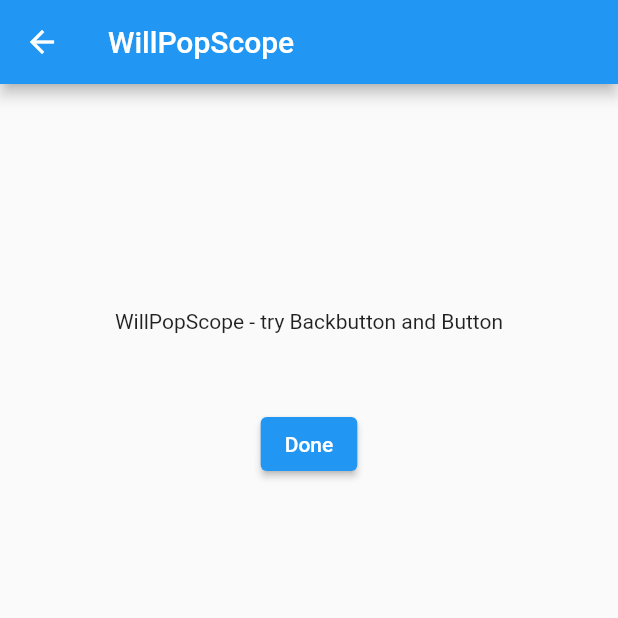
After one commit to flutterrausch/flutter_examples, a Flutter app: the WillPopScopePage screen opened directly, on a phone screen of 412 x 824 dp, the top half of it. The commit adds this screen. Run offline on Flutter 3.47's test engine with Material 2 defaults, Android fonts, the phone set to English and light mode, and no system bars; our stand-ins replace flutter_riverpod.

Commit message:
WillPopScopePage, minor cleanup

```diff
--- a/010__textformfield_w_riverpod/lib/controller_page.dart
+++ b/010__textformfield_w_riverpod/lib/controller_page.dart
@@ -26,7 +26,7 @@ class ControllerPage extends StatelessWidget {
             Description(),
 
             ElevatedButton(
-              child: Text('Do not press'),
+              child: Text('Press me'),
               onPressed: () {
                 print('textfield = ' + myController.text);  // read value of TextEditingController
               },
--- a/010__textformfield_w_riverpod/lib/future_one_page.dart
+++ b/010__textformfield_w_riverpod/lib/future_one_page.dart
@@ -51,7 +51,7 @@ class FutureOnePage extends ConsumerWidget {
 
             const SizedBox(height: 50,),
             ElevatedButton(
-              child: Text('Fertig'),
+              child: Text('Done'),
               onPressed: () {
                 writeApiValue(txtEditCtrl.text);  // pop thru BackButton gets ignored (cancel value changes)
                 Navigator.pop(context, txtEditCtrl.text);
--- a/010__textformfield_w_riverpod/lib/main.dart
+++ b/010__textformfield_w_riverpod/lib/main.dart
@@ -5,6 +5,7 @@ import 'package:textformfield_w_riverpod/controller_page.dart';
 import 'package:textformfield_w_riverpod/state_provider_page.dart';
 import 'package:textformfield_w_riverpod/form_state_provider_page.dart';
 import 'package:textformfield_w_riverpod/future_one_page.dart';
+import 'package:textformfield_w_riverpod/willpopscope_page.dart';
 //import 'package:textformfield_w_riverpod/future_two_pages.dart';
 
 void main() => runApp(ProviderScope(child: MyApp()));
@@ -52,6 +53,7 @@ class _MainScreenState extends State<MainScreen> {
               PageButton('TextEditingController', ControllerPage(), context),
               PageButton('StateProvider', StateProviderPage(), context),
               PageButton('Form StateProvider', FormStateProviderPage(), context),
+
               ElevatedButton(
                 child: Text('Future 1p push, back=cancel'),
                 onPressed: () {
@@ -63,6 +65,8 @@ class _MainScreenState extends State<MainScreen> {
                   );
                 },
               ),
+
+              PageButton('WillPopScope', WillPopScopePage(), context),
 
               //PageButton('Future 2p', FutureTwoPages(), context),
             ],
--- /dev/null
+++ b/010__textformfield_w_riverpod/lib/willpopscope_page.dart
@@ -0,0 +1,39 @@
+import 'package:flutter/material.dart';
+import 'package:textformfield_w_riverpod/main.dart';
+
+class WillPopScopePage extends StatelessWidget {
+
+  @override
+  Widget build(BuildContext context) {
+    return WillPopScope(
+      onWillPop: () async {  // callback for pressing BackButton
+        print('BackButton pressed');
+        return false;  // pop/or not  =  enabled/disabled Backbutton  (necessary, non-null)
+      },
+      child: Scaffold(
+        appBar: AppBar(
+          title: const Text('WillPopScope'),
+        ),
+        body: Center(
+          child: Column(
+            children: [
+              const SizedBox(height: 150,),
+              Text('WillPopScope - try Backbutton and Button'),
+              //Description(),
+
+              const SizedBox(height: 50,),
+              ElevatedButton(
+                child: Text('Done'),
+                onPressed: () {
+                  print('Button pressed');
+                  Navigator.pop(context, 'some value');
+                },
+              )
+
+            ],
+          ),
+        ),
+      ),
+    );
+  }
+}
```
